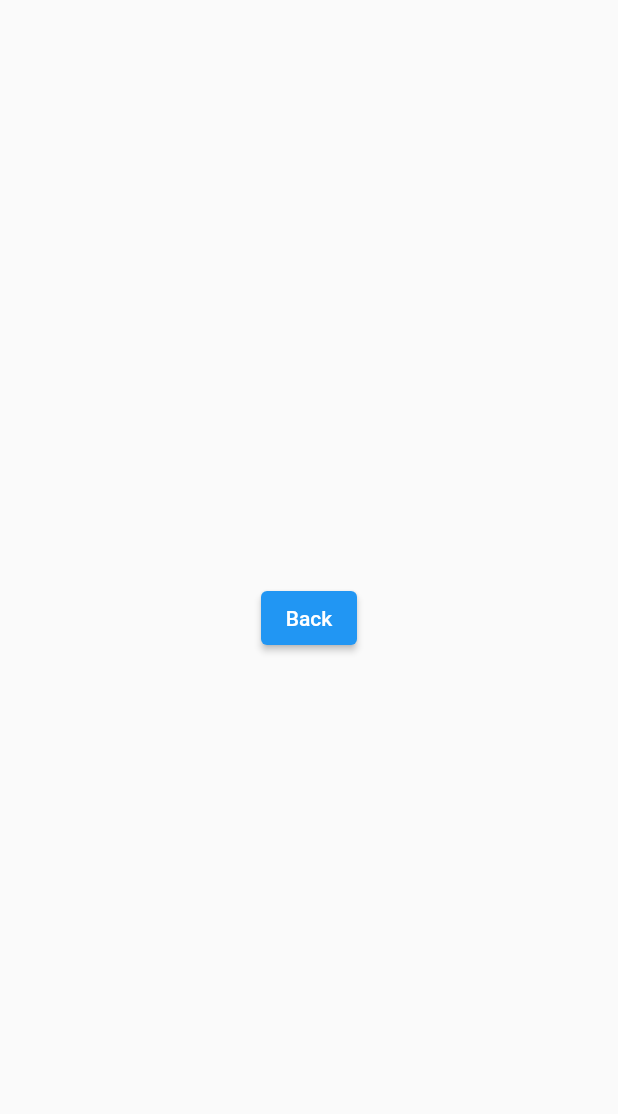
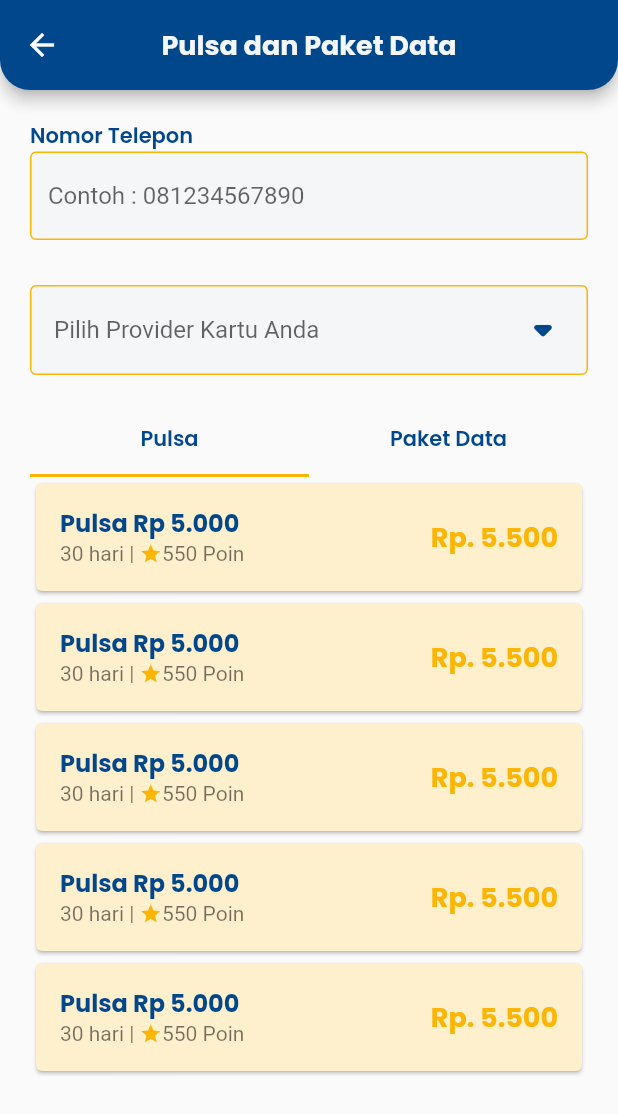
Before and after one commit to Kelompok4-LoyaltyPointAgent/Flutter, a Flutter app: the BerandaScreen screen opened directly, after a tap on "Pulsa", on a phone screen of 412 x 824 dp. Shown: the top 1114 px of the screen. Run offline on Flutter 3.47's test engine with Material 2 defaults, Android fonts, the phone set to English and light mode, and no system bars; our stand-ins replace dropdown_button2, google_fonts.

Commit message:
pulsa dan paket data

```diff
--- a/loyalty_point_agent/lib/main.dart
+++ b/loyalty_point_agent/lib/main.dart
@@ -1,6 +1,5 @@
 import 'package:flutter/material.dart';
 import 'package:loyalty_point_agent/providers/navbar_provider.dart';
-
 import 'package:loyalty_point_agent/screen/splash/splash_screen.dart';
 import 'package:provider/provider.dart';
 
--- a/loyalty_point_agent/lib/screen/home/beranda_screen.dart
+++ b/loyalty_point_agent/lib/screen/home/beranda_screen.dart
@@ -1,6 +1,6 @@
 import 'package:flutter/material.dart';
 import 'package:loyalty_point_agent/screen/home/widgets/card_rekomendasi.dart';
-import 'package:loyalty_point_agent/screen/pulsa/pulsa_screen.dart';
+import 'package:loyalty_point_agent/screen/pulsa_paket-data/pulsa_paket-data_screen.dart';
 import 'package:loyalty_point_agent/utils/theme.dart';
 
 class BerandaScreen extends StatelessWidget {
@@ -73,7 +73,8 @@ class BerandaScreen extends StatelessWidget {
                           Navigator.push(
                             context,
                             MaterialPageRoute(
-                              builder: (context) => const PulsaScreen(),
+                              builder: (context) =>
+                                  const PulsaPaketDataScreen(),
                             ),
                           );
                         },
@@ -100,7 +101,17 @@ class BerandaScreen extends StatelessWidget {
                       const SizedBox(
                         width: 60,
                       ),
-                      Column(
+                      InkWell(
+                        onTap: () {
+                          Navigator.push(
+                            context,
+                            MaterialPageRoute(
+                              builder: (context) =>
+                                  const PulsaPaketDataScreen(),
+                            ),
+                          );
+                        },
+                        child: Column(
                           children: [
                             Image.asset(
                               'assets/paket_data.png',
@@ -118,6 +129,7 @@ class BerandaScreen extends StatelessWidget {
                               ),
                             ),
                           ],
+                        ),
                       ),
                     ],
                   ),
--- a/loyalty_point_agent/lib/screen/pulsa/pulsa_screen.dart
+++ /dev/null
@@ -1,19 +0,0 @@
-import 'package:flutter/material.dart';
-
-class PulsaScreen extends StatelessWidget {
-  const PulsaScreen({super.key});
-
-  @override
-  Widget build(BuildContext context) {
-    return Scaffold(
-      body: Center(
-        child: ElevatedButton(
-          onPressed: () {
-            Navigator.pop(context);
-          },
-          child: Text('Back'),
-        ),
-      ),
-    );
-  }
-}
--- /dev/null
+++ b/loyalty_point_agent/lib/screen/pulsa_paket-data/pulsa_paket-data_screen.dart
@@ -0,0 +1,123 @@
+import 'package:dropdown_button2/dropdown_button2.dart';
+import 'package:flutter/material.dart';
+import 'package:loyalty_point_agent/screen/pulsa_paket-data/widget_pulsa_paket-data.dart';
+import 'package:loyalty_point_agent/utils/theme.dart';
+
+class PulsaPaketDataScreen extends StatefulWidget {
+  const PulsaPaketDataScreen({super.key});
+
+  @override
+  State<PulsaPaketDataScreen> createState() => _PulsaPaketDataScreenState();
+}
+
+class _PulsaPaketDataScreenState extends State<PulsaPaketDataScreen> {
+  final List<String> providerItems = [
+    'Telkomsel',
+    'Indosat',
+  ];
+
+  String? selectedValue;
+  @override
+  Widget build(BuildContext context) {
+    return Scaffold(
+      appBar: AppBar(
+        backgroundColor: navyColor,
+        title: Text(
+          'Pulsa dan Paket Data',
+          style: whiteTextStyle.copyWith(
+            fontSize: 18,
+            fontWeight: bold,
+          ),
+        ),
+        centerTitle: true,
+        toolbarHeight: 60,
+        shape: const RoundedRectangleBorder(
+          borderRadius: BorderRadius.vertical(
+            bottom: Radius.circular(20),
+          ),
+        ),
+      ),
+      body: SingleChildScrollView(
+        child: Form(
+          child: Padding(
+            padding: const EdgeInsets.only(
+                top: 20, left: 20, right: 20, bottom: 130),
+            child: Column(
+              crossAxisAlignment: CrossAxisAlignment.start,
+              children: [
+                Text(
+                  'Nomor Telepon',
+                  style: navyTextStyle.copyWith(fontWeight: semiBold),
+                ),
+                TextFormField(
+                  decoration: InputDecoration(
+                    enabledBorder: OutlineInputBorder(
+                      borderSide: BorderSide(color: yellowColor),
+                    ),
+                    border: const OutlineInputBorder(),
+                    hintText: 'Contoh : 081234567890',
+                    fillColor: whiteColor,
+                    filled: true,
+                  ),
+                  textInputAction: TextInputAction.next,
+                  keyboardType: TextInputType.emailAddress,
+                ),
+                const SizedBox(
+                  height: 30,
+                ),
+                DropdownButtonFormField2(
+                  decoration: InputDecoration(
+                    //Add isDense true and zero Padding.
+                    //Add Horizontal padding using buttonPadding and Vertical padding by increasing buttonHeight instead of add Padding here so that The whole TextField Button become clickable, and also the dropdown menu open under The whole TextField Button.
+                    isDense: true,
+                    contentPadding: EdgeInsets.zero,
+                    enabledBorder: OutlineInputBorder(
+                      borderSide: BorderSide(color: yellowColor),
+                    ),
+                    border: const OutlineInputBorder(),
+
+                    fillColor: whiteColor,
+                    filled: true,
+                    //Add more decoration as you want here
+                    //Add label If you want but add hint outside the decoration to be aligned in the button perfectly.
+                  ),
+
+                  // isExpanded: true,
+                  hint: const Text(
+                    'Pilih Provider Kartu Anda',
+                  ),
+                  icon: Padding(
+                    padding: const EdgeInsets.only(right: 10),
+                    child: Icon(
+                      Icons.arrow_drop_down_rounded,
+                      color: navyColor,
+                    ),
+                  ),
+                  iconSize: 40,
+                  buttonHeight: 60,
+                  // dropdownDecoration: BoxDecoration(
+                  //   // borderRadius: BorderRadius.circular(15),
+                  // ),
+                  items: providerItems
+                      .map((item) => DropdownMenuItem<String>(
+                            value: item,
+                            child: Text(
+                              item,
+                              style: navyTextStyle.copyWith(fontWeight: medium),
+                            ),
+                          ))
+                      .toList(),
+                  onChanged: (value) {},
+                ),
+                Container(
+                  padding: const EdgeInsets.only(top: 20),
+                  child: const WidgetPulsaPaketData(),
+                ),
+              ],
+            ),
+          ),
+        ),
+      ),
+    );
+  }
+}
--- /dev/null
+++ b/loyalty_point_agent/lib/screen/pulsa_paket-data/widget_pulsa_paket-data.dart
@@ -0,0 +1,122 @@
+import 'package:flutter/material.dart';
+import 'package:loyalty_point_agent/utils/theme.dart';
+
+class WidgetPulsaPaketData extends StatefulWidget {
+  const WidgetPulsaPaketData({super.key});
+
+  @override
+  State<WidgetPulsaPaketData> createState() => _WidgetPulsaPaketDataState();
+}
+
+class _WidgetPulsaPaketDataState extends State<WidgetPulsaPaketData> {
+  @override
+  Widget build(BuildContext context) {
+    return DefaultTabController(
+      length: 2, // length of tabs
+      initialIndex: 0,
+      child: Column(
+        crossAxisAlignment: CrossAxisAlignment.stretch,
+        children: <Widget>[
+          TabBar(
+            indicatorColor: yellowColor,
+            tabs: [
+              Tab(
+                child: Text(
+                  'Pulsa',
+                  style: navyTextStyle.copyWith(fontWeight: semiBold),
+                ),
+              ),
+              Tab(
+                child: Text(
+                  'Paket Data',
+                  style: navyTextStyle.copyWith(fontWeight: semiBold),
+                ),
+              ),
+            ],
+          ),
+          SizedBox(
+            height: 400, //height of TabBarView
+            child: TabBarView(
+              children: <Widget>[
+                Center(
+                  child: ListView.builder(
+                      itemCount: 10,
+                      itemBuilder: (BuildContext context, int index) {
+                        return Card(
+                          color: grayishColor,
+                          child: ListTile(
+                            title: Text(
+                              'Pulsa Rp 5.000',
+                              style: navyTextStyle.copyWith(fontWeight: bold),
+                            ),
+                            subtitle: Row(
+                              children: [
+                                const Text('30 hari'),
+                                const Text(' | '),
+                                Icon(
+                                  Icons.star,
+                                  color: yellowColor,
+                                  size: 15,
+                                ),
+                                const Text('550 Poin'),
+                              ],
+                            ),
+                            trailing: Text(
+                              'Rp. 5.500',
+                              style: yellowTextStyle.copyWith(
+                                  fontWeight: bold, fontSize: 18),
+                            ),
+                          ),
+                        );
+                      }),
+                ),
+                Center(
+                  child: ListView.builder(
+                      itemCount: 10,
+                      itemBuilder: (BuildContext context, int index) {
+                        return Card(
+                          color: grayishColor,
+                          child: ListTile(
+                            title: Text(
+                              'Si Paling SAKTI',
+                              style: navyTextStyle.copyWith(fontWeight: bold),
+                            ),
+                            subtitle: Column(
+                              crossAxisAlignment: CrossAxisAlignment.start,
+                              children: [
+                                Text(
+                                  '58 GB',
+                                  style:
+                                      gbTextStyle.copyWith(fontWeight: medium),
+                                ),
+                                Row(
+                                  children: [
+                                    const Text('30 hari'),
+                                    const Text(' | '),
+                                    Icon(
+                                      Icons.star,
+                                      color: yellowColor,
+                                      size: 15,
+                                    ),
+                                    const Text('14500 Poin'),
+                                  ],
+                                ),
+                              ],
+                            ),
+                            trailing: Text(
+                              'Rp. 145.500',
+                              style: yellowTextStyle.copyWith(
+                                  fontWeight: bold, fontSize: 18),
+                            ),
+                          ),
+                        );
+                      }),
+                ),
+              ],
+            ),
+          ),
+        ],
+      ),
+    );
+  }
+}
--- a/loyalty_point_agent/lib/utils/theme.dart
+++ b/loyalty_point_agent/lib/utils/theme.dart
@@ -11,6 +11,7 @@ Color navbarColorSelected = const Color(0xff01478C);
 Color nabBarColorUnselected = const Color(0xffFEF0CD);
 Color grayishColor = const Color(0xffFEF0CD);
 Color navyColor = const Color(0xff01478C);
+Color gbColor = const Color(0xff80A3C5);
 
 TextStyle blackTextStyle = GoogleFonts.poppins(
   color: blackColor,
@@ -36,6 +37,10 @@ TextStyle yellowTextStyle = GoogleFonts.poppins(
   color: yellowColor,
 );
 
+TextStyle gbTextStyle = GoogleFonts.poppins(
+  color: gbColor,
+);
+
 FontWeight light = FontWeight.w300;
 FontWeight regular = FontWeight.w400;
 FontWeight medium = FontWeight.w500;
--- a/loyalty_point_agent/pubspec.yaml
+++ b/loyalty_point_agent/pubspec.yaml
@@ -37,6 +37,7 @@ dependencies:
   cupertino_icons: ^1.0.2
   provider: ^6.0.4
   google_fonts: ^3.0.1
+  dropdown_button2: ^1.9.1
 
 dev_dependencies:
   flutter_test:
```
Also changed, not shown: loyalty_point_agent/pubspec.lock. Lines whose indentation alone changed are shown as unchanged.
